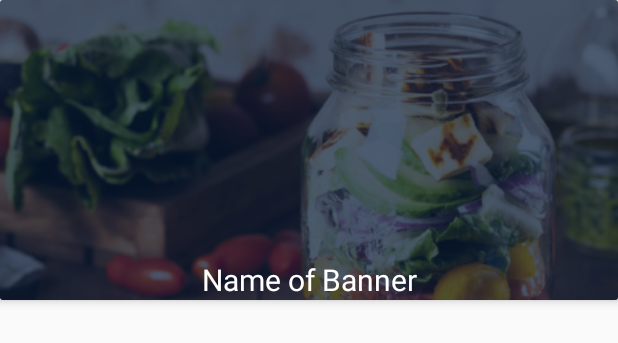
After one commit to MahmoudMehisen/FeedMeServer, an Android app: the layout banner_layout.xml on its own in the app's theme, with its tools: preview values and no code run, on a phone screen of 412 x 824 dp. The commit adds this screen. Shown: the top 343 px of the screen. Run offline under Robolectric (Android 15) with nearby library versions, the phone set to English and light mode, and no system bars.

Commit message:
banner management

```diff
--- a/app/src/main/java/foodOreder/feedMeServer/Common/Common.java
+++ b/app/src/main/java/foodOreder/feedMeServer/Common/Common.java
@@ -17,6 +17,7 @@ public class Common {
     public static User currentUser;
     public final static String UPDATE = "Update";
     public final static String DELETE = "Delete";
+    public final static String ADD_TO_BANNER = "Add To BannerActivity";
     public static Request currentRequest;
 
     private static final String BASE_URL = "https://fcm.googleapis.com/";
--- a/app/src/main/java/foodOreder/feedMeServer/Home.java
+++ b/app/src/main/java/foodOreder/feedMeServer/Home.java
@@ -311,6 +311,11 @@ public class Home extends AppCompatActivity implements NavigationView.OnNavigati
             Intent orders = new Intent(Home.this, OrderStatus.class);
             startActivity(orders);
         }
+        else if(id == R.id.nav_banner)
+        {
+            Intent banner = new Intent(Home.this,BannerActivity.class);
+            startActivity(banner);
+        }
 
 
         DrawerLayout drawer = findViewById(R.id.drawer_layout);
--- /dev/null
+++ b/app/src/main/res/layout/banner_layout.xml
@@ -0,0 +1,36 @@
+<?xml version="1.0" encoding="utf-8"?>
+<android.support.v7.widget.CardView xmlns:android="http://schemas.android.com/apk/res/android"
+    xmlns:app="http://schemas.android.com/apk/res-auto"
+    android:layout_width="match_parent"
+    android:layout_height="200dp"
+    app:cardElevation="4dp"
+    android:layout_marginBottom="8dp"
+    >
+
+    <RelativeLayout
+        android:layout_width="match_parent"
+        android:layout_height="match_parent">
+
+    </RelativeLayout>
+
+    <ImageView
+        android:id="@+id/bannerImage"
+        android:scaleType="centerCrop"
+        android:src="@drawable/background"
+        android:layout_width="match_parent"
+        android:layout_height="match_parent"/>
+
+    <TextView
+        android:id="@+id/bannerName"
+        android:text="Name of Banner"
+        android:textColor="@android:color/white"
+        android:background="#4f0e0d0e"
+        android:textSize="20sp"
+        android:gravity="bottom|center"
+        android:layout_alignParentBottom = "true"
+        android:layout_width="match_parent"
+        android:layout_height="match_parent"
+        />
+
+
+</android.support.v7.widget.CardView>
```
Also changed, not shown: app/src/main/AndroidManifest.xml (+5 -6 lines), app/src/main/java/foodOreder/feedMeServer/BannerActivity.java (added, +110 -0 lines), app/src/main/java/foodOreder/feedMeServer/FoodList.java (+18 -0 lines), app/src/main/java/foodOreder/feedMeServer/Model/Banner.java (added, +39 -0 lines), app/src/main/java/foodOreder/feedMeServer/ViewHolder/BannerViewHolder.java (added, +39 -0 lines), app/src/main/java/foodOreder/feedMeServer/ViewHolder/FoodViewHolder.java (+7 -6 lines), app/src/main/res/drawable/ic_crop_landscape_black_24dp.xml (added, +9 -0 lines), app/src/main/res/layout/activity_banner.xml (added, +31 -0 lines), app/src/main/res/menu/activity_home_drawer.xml (+6 -5 lines), app/src/main/res/drawable/background.png.
